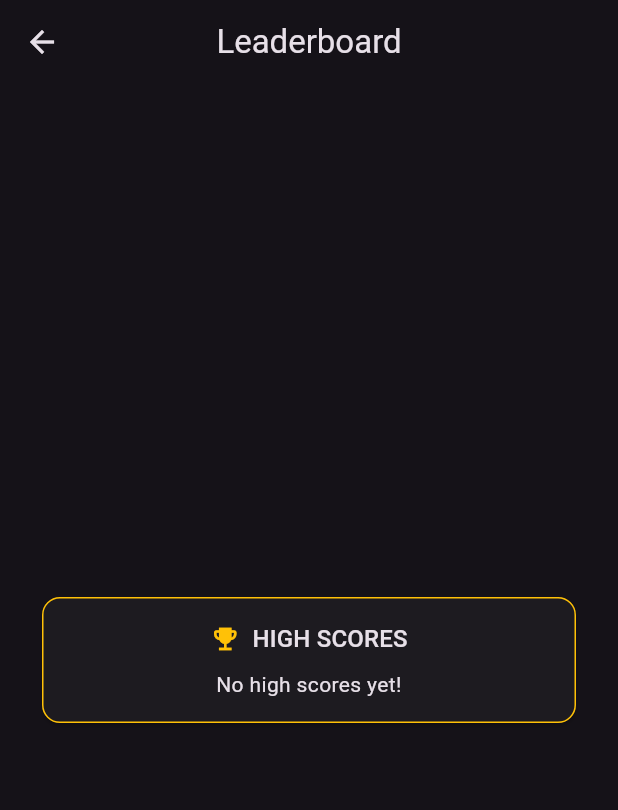
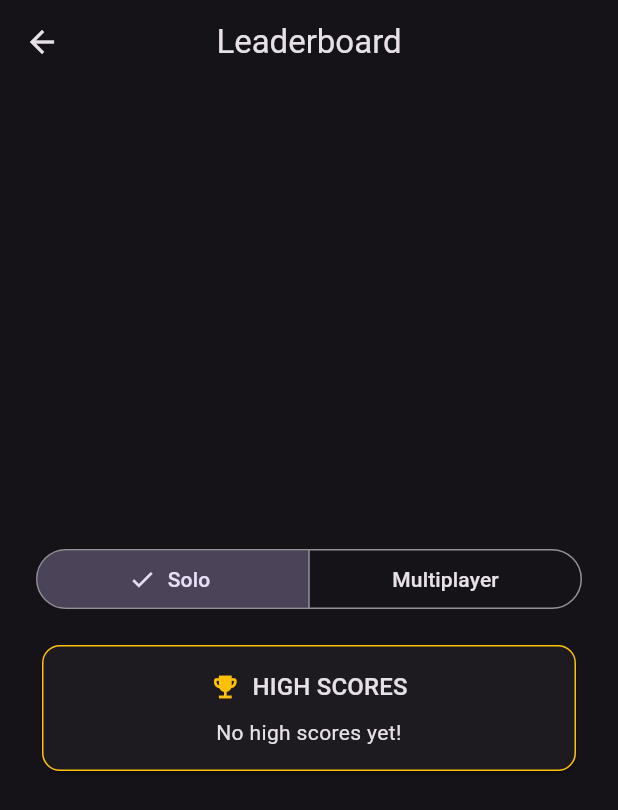
Before and after one commit to timjo1080/simon_says_mobile, a Flutter app: the LeaderboardScreen screen opened directly, on a phone screen of 412 x 824 dp. Shown: the top 810 px of the screen. Run offline on Flutter 3.47's test engine with Material 3 defaults, Android fonts, the phone set to English and light mode, and no system bars; our stand-ins replace shared_preferences; accounts and stored records are empty.

Commit message:
added multiplayer leaderboard

```diff
--- a/simon_says/lib/screens/leaderboard_screen.dart
+++ b/simon_says/lib/screens/leaderboard_screen.dart
@@ -4,11 +4,15 @@ import 'package:shared_preferences/shared_preferences.dart';
 typedef HighScore = ({String username, int score});
 
 const highScoresStorageKey = 'simon_says.high_scores';
+const multiplayerHighScoresStorageKey = 'simon_says.multiplayer_high_scores';
 final highScoreUsernamePattern = RegExp(r'^[A-Z0-9]{3}$');
 
-List<HighScore> readHighScores(SharedPreferences preferences) {
+List<HighScore> readHighScores(
+  SharedPreferences preferences, {
+  String storageKey = highScoresStorageKey,
+}) {
   final scores = <HighScore>[];
-  for (final entry in preferences.getStringList(highScoresStorageKey) ?? []) {
+  for (final entry in preferences.getStringList(storageKey) ?? []) {
     final parts = entry.split(':');
     if (parts.length != 2 || !highScoreUsernamePattern.hasMatch(parts.first)) {
       continue;
@@ -93,25 +97,58 @@ class LeaderboardScreen extends StatefulWidget {
 }
 
 class _LeaderboardScreenState extends State<LeaderboardScreen> {
-  late final _scores = SharedPreferences.getInstance().then(readHighScores);
+  bool _multiplayer = false;
+  late final _scores = SharedPreferences.getInstance().then(
+    (preferences) => (
+      solo: readHighScores(preferences),
+      multiplayer: readHighScores(
+        preferences,
+        storageKey: multiplayerHighScoresStorageKey,
+      ),
+    ),
+  );
 
   @override
   Widget build(BuildContext context) {
     return Scaffold(
-      appBar: AppBar(title: const Text('Leaderboard'), centerTitle: true),
+      appBar: AppBar(
+        title: const Text('Leaderboard'),
+        centerTitle: true,
+      ),
       body: SafeArea(
         child: Center(
           child: SingleChildScrollView(
             padding: const EdgeInsets.all(24),
             child: ConstrainedBox(
               constraints: const BoxConstraints(maxWidth: 420),
-              child: FutureBuilder<List<HighScore>>(
-                future: _scores,
-                builder: (context, snapshot) => HighScoresCard(
-                  scores: snapshot.data ?? const [],
-                  loading: snapshot.connectionState != ConnectionState.done,
-                  loadFailed: snapshot.hasError,
-                ),
+              child: Column(
+                crossAxisAlignment: CrossAxisAlignment.stretch,
+                children: [
+                  SegmentedButton<bool>(
+                    segments: const [
+                      ButtonSegment(value: false, label: Text('Solo')),
+                      ButtonSegment(value: true, label: Text('Multiplayer')),
+                    ],
+                    selected: {_multiplayer},
+                    onSelectionChanged: (selection) {
+                      setState(() => _multiplayer = selection.single);
+                    },
+                  ),
+                  const SizedBox(height: 16),
+                  FutureBuilder(
+                    future: _scores,
+                    builder: (context, snapshot) {
+                      final scores = snapshot.data;
+                      final selectedScores =
+                          _multiplayer ? scores?.multiplayer : scores?.solo;
+                      return HighScoresCard(
+                        scores: selectedScores ?? const [],
+                        loading: snapshot.connectionState != ConnectionState.done,
+                        loadFailed: snapshot.hasError,
+                      );
+                    },
+                  ),
+                ],
               ),
             ),
           ),
```
Also changed, not shown: simon_says/lib/screens/game_over_screen.dart (+12 -3 lines), simon_says/lib/screens/multiplayer_s.dart (+14 -29 lines), simon_says/pubspec.lock.
